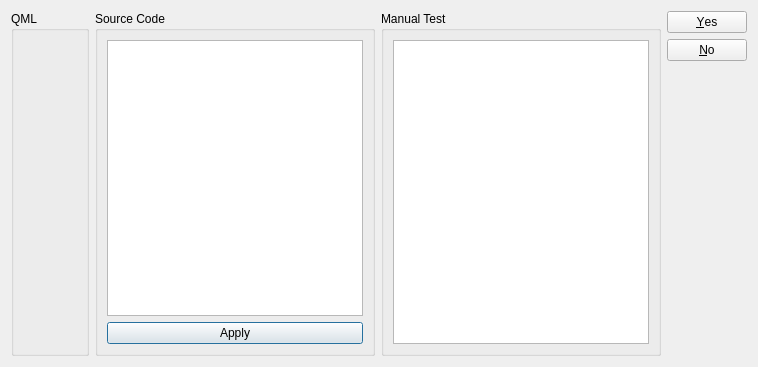
The window that manual-tests/testcaseexecutor/testcaseexecutiondialog.ui (ubports/ubuntu-ui-toolkit) describes before a commit, drawn with Qt 5.
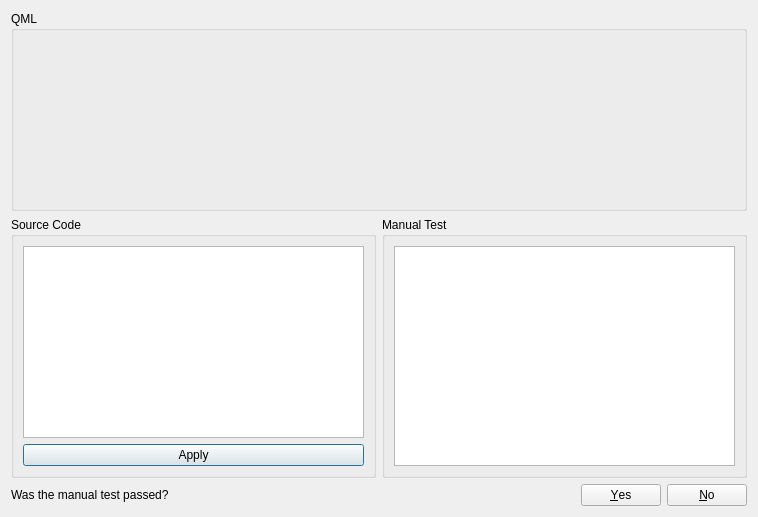
The same window after the commit.

Commit message: Added a compile script Restructured the UI

```diff
--- a/manual-tests/testcaseexecutor/testcaseexecutiondialog.ui
+++ b/manual-tests/testcaseexecutor/testcaseexecutiondialog.ui
@@ -7,13 +7,13 @@
     <x>0</x>
     <y>0</y>
     <width>758</width>
-    <height>367</height>
+    <height>517</height>
    </rect>
   </property>
   <property name="windowTitle">
    <string>Dialog</string>
   </property>
-  <layout class="QHBoxLayout" name="horizontalLayout_2">
+  <layout class="QVBoxLayout" name="verticalLayout_4">
    <item>
     <widget class="QGroupBox" name="groupBox_3">
      <property name="title">
@@ -27,6 +27,8 @@
     </widget>
    </item>
    <item>
+    <layout class="QHBoxLayout" name="horizontalLayout_2">
+     <item>
     <widget class="QGroupBox" name="groupBox">
      <property name="sizePolicy">
       <sizepolicy hsizetype="Minimum" vsizetype="Preferred">
@@ -41,7 +43,7 @@
       <item>
        <widget class="QPlainTextEdit" name="plainTextEdit_2">
         <property name="sizePolicy">
-         <sizepolicy hsizetype="Minimum" vsizetype="Expanding">
+           <sizepolicy hsizetype="Minimum" vsizetype="Minimum">
           <horstretch>0</horstretch>
           <verstretch>0</verstretch>
          </sizepolicy>
@@ -73,7 +75,7 @@
       <item>
        <widget class="QPlainTextEdit" name="plainTextEdit">
         <property name="sizePolicy">
-         <sizepolicy hsizetype="Minimum" vsizetype="Expanding">
+           <sizepolicy hsizetype="Minimum" vsizetype="Minimum">
           <horstretch>0</horstretch>
           <verstretch>0</verstretch>
          </sizepolicy>
@@ -81,6 +83,17 @@
        </widget>
       </item>
      </layout>
+      </widget>
+     </item>
+    </layout>
+   </item>
+   <item>
+    <layout class="QHBoxLayout" name="horizontalLayout_3">
+     <item>
+      <widget class="QLabel" name="label">
+       <property name="text">
+        <string>Was the manual test passed?</string>
+       </property>
     </widget>
    </item>
    <item>
@@ -89,12 +102,14 @@
       <string>Test case result</string>
      </property>
      <property name="orientation">
-      <enum>Qt::Vertical</enum>
+        <enum>Qt::Horizontal</enum>
      </property>
      <property name="standardButtons">
       <set>QDialogButtonBox::No|QDialogButtonBox::Yes</set>
      </property>
     </widget>
+     </item>
+    </layout>
    </item>
   </layout>
  </widget>
```
Lines whose indentation alone changed are shown as unchanged. The commit also changes 1 other file.
